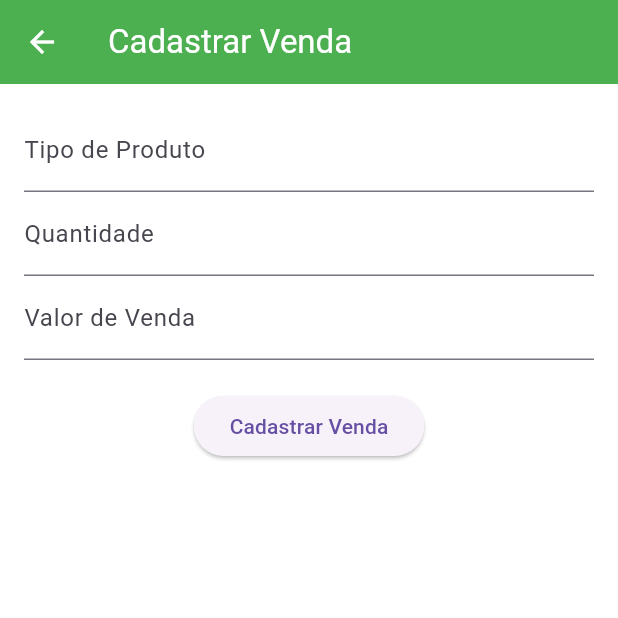
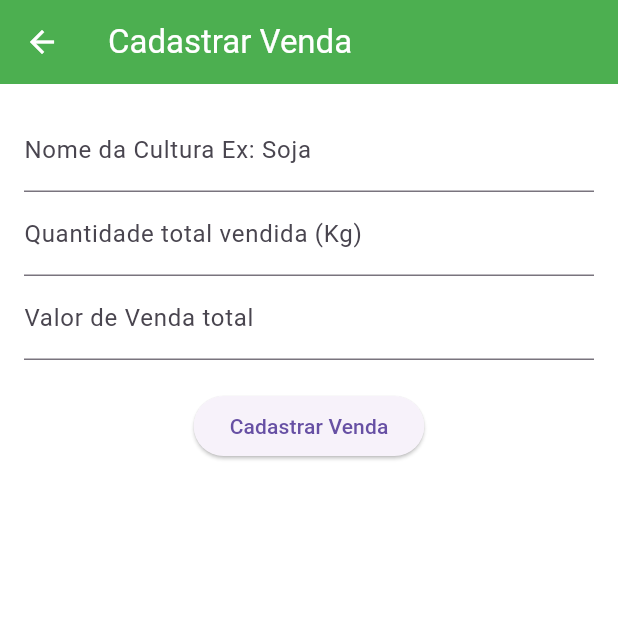
Before and after one commit to josefelipeduarte/Controle-Safra, a Flutter app: the AddVendaPage screen opened directly, on a phone screen of 412 x 824 dp, the top half of it. Run offline on Flutter 3.47's test engine with Material 3 defaults, Android fonts, the phone set to English and light mode, and no system bars; network calls fail.

Commit message:
Update APK

```diff
--- a/APK/lib/pages/api.dart
+++ b/APK/lib/pages/api.dart
@@ -1 +1,2 @@
-const String baseUrl = 'http://127.0.0.1:8000';
+const String baseUrl = 'http://200.6.81.156:8000';
+//Deve se colocar http://192.168.1.11:8000
--- a/APK/lib/pages/custo/add_custo_page.dart
+++ b/APK/lib/pages/custo/add_custo_page.dart
@@ -80,7 +80,7 @@ class _AddCustoPageState extends State<AddCustoPage> {
             ),
             TextField(
               controller: _precoController,
-              decoration: const InputDecoration(labelText: 'Preço'),
+              decoration: const InputDecoration(labelText: 'Valor Total Gasto'),
               keyboardType: TextInputType.number,
             ),
             TextField(
--- a/APK/lib/pages/lucro/add_venda_page.dart
+++ b/APK/lib/pages/lucro/add_venda_page.dart
@@ -64,7 +64,8 @@ class _AddVendaPageState extends State<AddVendaPage> {
             children: [
               TextFormField(
                 controller: _tipoController,
-                decoration: const InputDecoration(labelText: 'Tipo de Produto'),
+                decoration: const InputDecoration(
+                    labelText: 'Nome da Cultura Ex: Soja'),
                 validator: (value) {
                   if (value == null || value.isEmpty) {
                     return 'Por favor, preencha o tipo do produto';
@@ -74,7 +75,8 @@ class _AddVendaPageState extends State<AddVendaPage> {
               ),
               TextFormField(
                 controller: _quantidadeController,
-                decoration: const InputDecoration(labelText: 'Quantidade'),
+                decoration: const InputDecoration(
+                    labelText: 'Quantidade total vendida (Kg)'),
                 keyboardType: TextInputType.number,
                 validator: (value) {
                   if (value == null || value.isEmpty) {
@@ -88,7 +90,8 @@ class _AddVendaPageState extends State<AddVendaPage> {
               ),
               TextFormField(
                 controller: _valorController,
-                decoration: const InputDecoration(labelText: 'Valor de Venda'),
+                decoration:
+                    const InputDecoration(labelText: 'Valor de Venda total'),
                 keyboardType: TextInputType.number,
                 validator: (value) {
                   if (value == null || value.isEmpty) {
```
Also changed, not shown: 3 other files.
